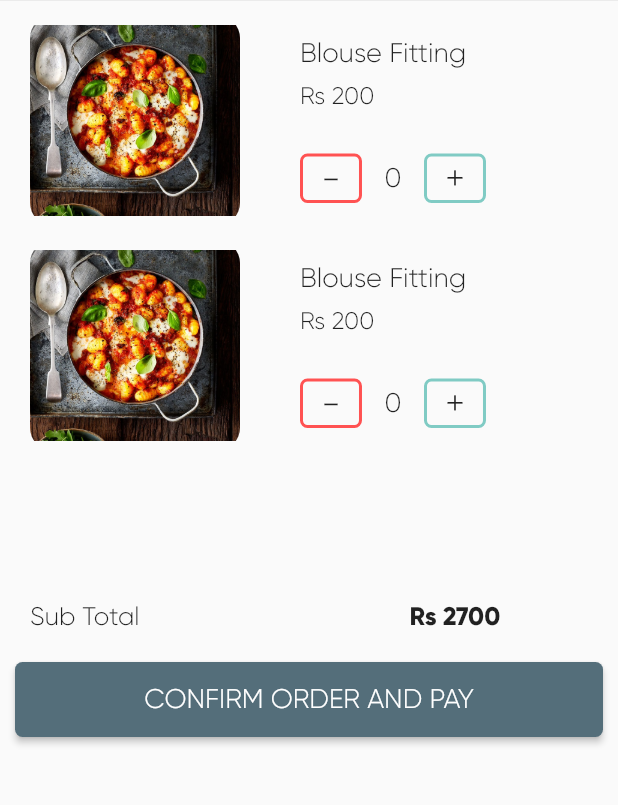
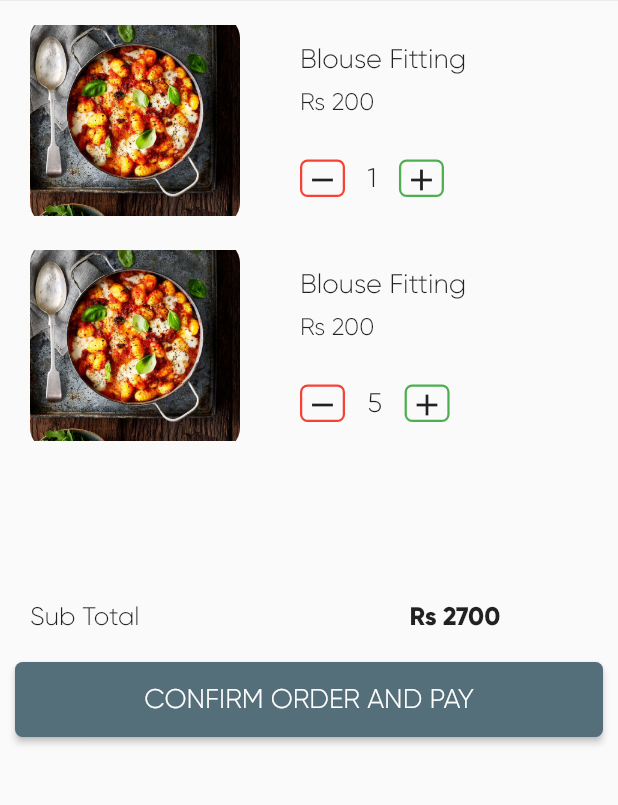
Before and after one commit to vidya-hub/Society-Ecommerce-App, a Flutter app: the Screen12 screen opened directly, on a phone screen of 412 x 824 dp, the part 181-986 px from its top. Run offline on Flutter 3.47's test engine with Material 2 defaults, Android fonts, the light colour scheme and no system bars; our stand-ins replace cloud_firestore, firebase_auth, font_awesome_flutter, image_picker, material_design_icons_flutter; accounts and stored records are empty.

Commit message:
Update screen12.dart

```diff
--- a/lib/screens/screen12.dart
+++ b/lib/screens/screen12.dart
@@ -8,23 +8,12 @@ class Screen12 extends StatefulWidget {
   _Screen12State createState() => _Screen12State();
 }
 
+int val1 = 1, val2 = 5;
+
 class _Screen12State extends State<Screen12> {
-
-  int _n = 0;
-void add() {
-  setState(() {
-    _n++;
-  });
-}
-
-void minus() {
-  setState(() {
-    if (_n != 0)
-      _n--;
-  });
-}
   @override
   Widget build(BuildContext context) {
+    int currentValue;
     return Scaffold(
       body: ListView(
         children: <Widget>[
@@ -103,45 +92,62 @@ void minus() {
                   Padding(padding: EdgeInsets.symmetric(vertical: 4)),
                   Text("Rs 200", style: TextStyle(fontSize: 16)),
                   Padding(padding: EdgeInsets.symmetric(vertical: 15)),
+                  //
                   Row(
                     children: <Widget>[
                       Container(
-                          padding: const EdgeInsets.only(left: 12, right: 12),
-
-                          decoration:
-                              myBoxDecoration(),
-                              child:GestureDetector(
-                                onTap: minus,
-
-                          child: Text(
-                            "-",
-                            style: TextStyle(fontSize: 25.0),
+                        width: 30,
+                        height: 25,
+                        decoration: BoxDecoration(
+                          borderRadius: BorderRadius.circular(5),
+                          border:
+                              Border.all(width: 1.5, color: Colors.red[500]),
                         ),
+                        child: new InkWell(
+                          child: Icon(
+                            Icons.remove,
+                          ),
+                          onTap: () {
+                            currentValue = val1;
+                            setState(() {
+                              currentValue--;
+                              val1 = (currentValue >= 0 ? currentValue : 0);
+                            });
+                          },
                         ),
                       ),
                       Padding(padding: EdgeInsets.only(left: 15)),
-                        Text(
-                          '$_n',
+                      new Text(
+                        "$val1",
                         style: TextStyle(fontSize: 18),
                       ),
                       Padding(padding: EdgeInsets.only(left: 15)),
                       Container(
-                          padding: const EdgeInsets.only(left: 12, right: 12),
-
-                          decoration:
-                              myBox2Decoration(),
-                              child:GestureDetector(
-                                onTap:
-                                  add, //       <--- BoxDecoration here
-                          child: Text(
-                            "+",
-                            style: TextStyle(fontSize: 25.0),
+                        width: 30,
+                        height: 25,
+                        decoration: BoxDecoration(
+                          borderRadius: BorderRadius.circular(5),
+                          border:
+                              Border.all(width: 1.5, color: Colors.green[500]),
+                        ),
+                        child: new InkWell(
+                          child: Icon(
+                            Icons.add,
+                          ),
+                          onTap: () {
+                            currentValue = val1;
+                            setState(() {
+                              currentValue++;
+                              val1 = (currentValue >= 0 ? currentValue : 0);
+                            });
+                          },
                         ),
                       ),
-                         )
                     ],
-                    )
-                  ])
+                  ),
+                  //
+                ],
+              ),
             ],
           ),
           Padding(
@@ -169,42 +175,57 @@ void minus() {
                   Row(
                     children: <Widget>[
                       Container(
-                          padding: const EdgeInsets.only(left: 12, right: 12),
-
-                          decoration:
-                              myBoxDecoration(),
-                              child:GestureDetector(
-                                onTap: minus,
-
-                          child: Text(
-                            "-",
-                            style: TextStyle(fontSize: 25.0),
+                        width: 30,
+                        height: 25,
+                        decoration: BoxDecoration(
+                          borderRadius: BorderRadius.circular(5),
+                          border:
+                              Border.all(width: 1.5, color: Colors.red[500]),
                         ),
+                        child: new InkWell(
+                          child: Icon(
+                            Icons.remove,
+                          ),
+                          onTap: () {
+                            currentValue = val2;
+                            setState(() {
+                              currentValue--;
+                              val2 = (currentValue >= 0 ? currentValue : 0);
+                            });
+                          },
                         ),
                       ),
                       Padding(padding: EdgeInsets.only(left: 15)),
-                        Text(
-                          '$_n',
+                      new Text(
+                        "$val2",
                         style: TextStyle(fontSize: 18),
                       ),
                       Padding(padding: EdgeInsets.only(left: 15)),
                       Container(
-                          padding: const EdgeInsets.only(left: 12, right: 12),
-
-                          decoration:
-                              myBox2Decoration(),
-                              child:GestureDetector(
-                                onTap:
-                                  add, //       <--- BoxDecoration here
-                          child: Text(
-                            "+",
-                            style: TextStyle(fontSize: 25.0),
+                        width: 30,
+                        height: 25,
+                        decoration: BoxDecoration(
+                          borderRadius: BorderRadius.circular(5),
+                          border:
+                              Border.all(width: 1.5, color: Colors.green[500]),
+                        ),
+                        child: new InkWell(
+                          child: Icon(
+                            Icons.add,
+                          ),
+                          onTap: () {
+                            currentValue = val2;
+                            setState(() {
+                              currentValue++;
+                              val2 = (currentValue >= 0 ? currentValue : 0);
+                            });
+                          },
                         ),
                       ),
-                         )
                     ],
-                    )
-                  ]),
+                  ),
+                ],
+              ),
             ],
           ),
           Padding(padding: EdgeInsets.symmetric(vertical: 50)),
@@ -241,7 +262,8 @@ void minus() {
                   borderRadius: BorderRadius.circular(5)),
               child: Text("CONFIRM ORDER AND PAY",
                   style: TextStyle(fontSize: 18, color: Colors.white)),
-              )),
+            ),
+          ),
         ],
       ),
     );
```
Lines whose indentation alone changed are shown as unchanged.
